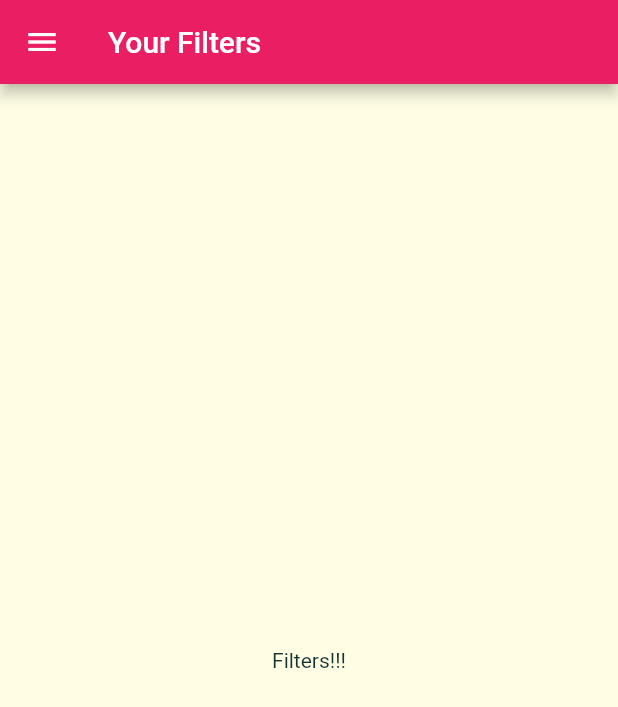
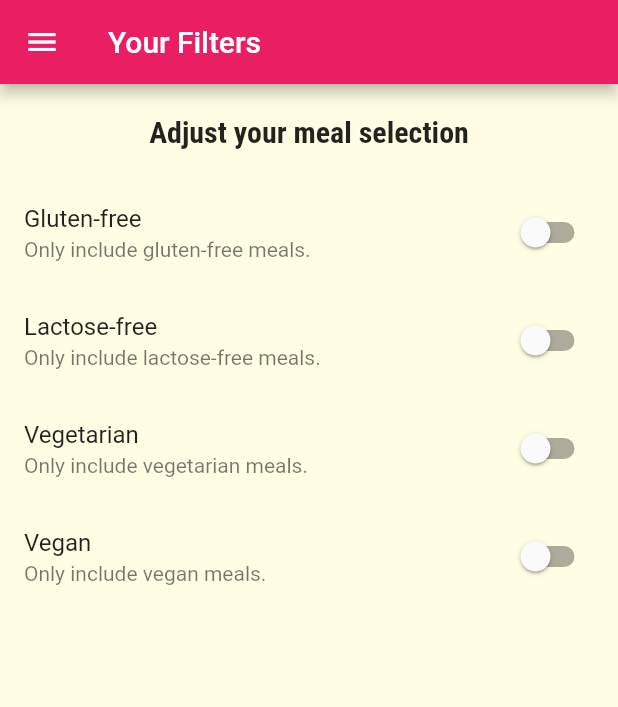
Before and after one commit to fffrowies/deli_meals, a Flutter app: the FiltersScreen screen opened by its route, on a phone screen of 412 x 824 dp. Shown: the top 707 px of the screen. Run offline on Flutter 3.47's test engine with Material 2 defaults, Android fonts, the phone set to English and light mode, and no system bars; Roboto replaces fonts that are missing (Railway).

Commit message:
Added filter switches.

```diff
--- a/lib/screens/filters_screen.dart
+++ b/lib/screens/filters_screen.dart
@@ -2,8 +2,32 @@ import 'package:flutter/material.dart';
 
 import '../widgets/main_drawer.dart';
 
-class FiltersScreen extends StatelessWidget {
+class FiltersScreen extends StatefulWidget {
   static const routeName = '/filters';
+
+  @override
+  _FiltersScreenState createState() => _FiltersScreenState();
+}
+
+class _FiltersScreenState extends State<FiltersScreen> {
+  var _glutenFree = false;
+  var _vegetarian = false;
+  var _vegan = false;
+  var _lactoseFree = false;
+
+  Widget _buildSwitchListTile(
+    String title,
+    String subtitle,
+    bool currentValue,
+    dynamic updateValue,
+  ) {
+    return SwitchListTile(
+      title: Text(title),
+      subtitle: Text(subtitle),
+      value: currentValue,
+      onChanged: updateValue,
+    );
+  }
 
   @override
   Widget build(BuildContext context) {
@@ -12,8 +36,70 @@ class FiltersScreen extends StatelessWidget {
         title: Text('Your Filters'),
       ),
       drawer: MainDrawer(),
-      body: Center(
-        child: Text('Filters!!!'),
+      body: Column(
+        children: <Widget>[
+          Container(
+            padding: const EdgeInsets.all(20),
+            child: Text(
+              'Adjust your meal selection',
+              style: Theme.of(context).textTheme.headline6,
+            ),
+          ),
+          Expanded(
+            child: ListView(
+              children: <Widget>[
+                _buildSwitchListTile(
+                  'Gluten-free',
+                  'Only include gluten-free meals.',
+                  _glutenFree,
+                  (newValue) {
+                    setState(
+                      () {
+                        _glutenFree = newValue;
+                      },
+                    );
+                  },
+                ),
+                _buildSwitchListTile(
+                  'Lactose-free',
+                  'Only include lactose-free meals.',
+                  _lactoseFree,
+                  (newValue) {
+                    setState(
+                      () {
+                        _lactoseFree = newValue;
+                      },
+                    );
+                  },
+                ),
+                _buildSwitchListTile(
+                  'Vegetarian',
+                  'Only include vegetarian meals.',
+                  _vegetarian,
+                  (newValue) {
+                    setState(
+                      () {
+                        _vegetarian = newValue;
+                      },
+                    );
+                  },
+                ),
+                _buildSwitchListTile(
+                  'Vegan',
+                  'Only include vegan meals.',
+                  _vegan,
+                  (newValue) {
+                    setState(
+                      () {
+                        _vegan = newValue;
+                      },
+                    );
+                  },
+                ),
+              ],
+            ),
+          ),
+        ],
       ),
     );
   }
```
